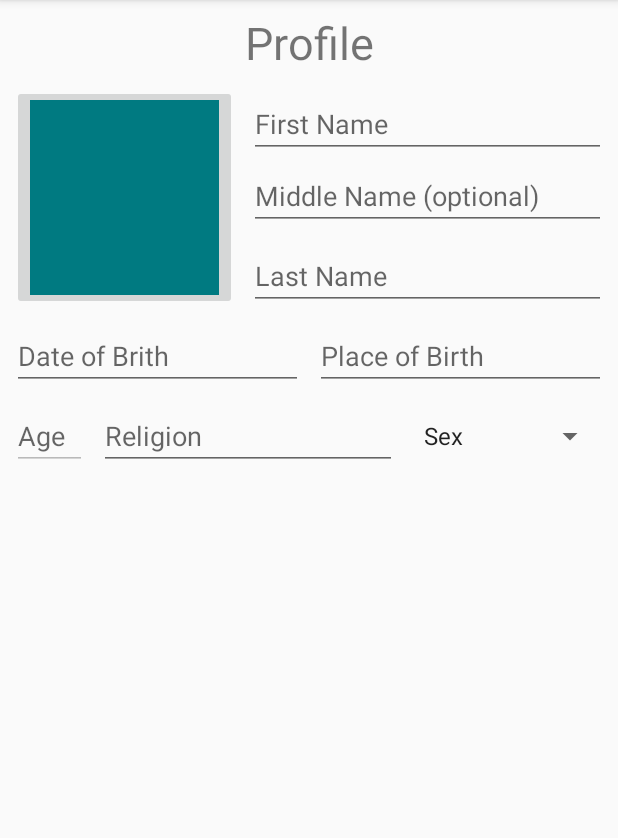
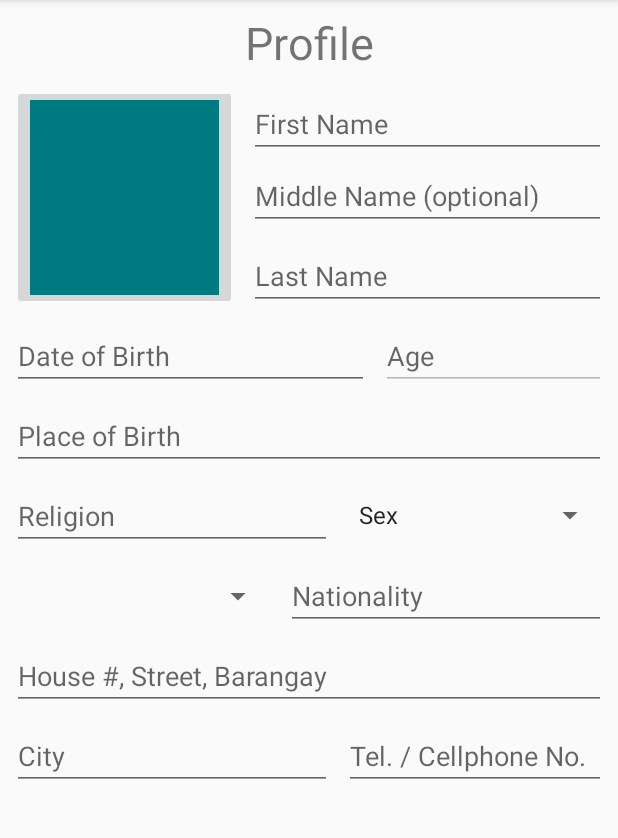
Before and after one commit to riveyn/smes_app, an Android app: the fragment profile placed in its activity, on a phone screen of 412 x 824 dp, the part 84-922 px from its top. Run offline under Robolectric (Android 15) with nearby library versions, the phone set to English and light mode, and no system bars; our stand-ins replace Volley; network calls fail.

Commit message:
profile layout update

```diff
--- a/app/src/main/res/layout/profile_lay.xml
+++ b/app/src/main/res/layout/profile_lay.xml
@@ -32,8 +32,8 @@
         android:inputType="textPersonName"
         app:layout_constraintBottom_toTopOf="@+id/mname_txt"
         app:layout_constraintEnd_toEndOf="parent"
-        app:layout_constraintStart_toEndOf="@+id/imageButton"
-        app:layout_constraintTop_toTopOf="@+id/imageButton" />
+        app:layout_constraintStart_toEndOf="@+id/profilepic_btn"
+        app:layout_constraintTop_toTopOf="@+id/profilepic_btn" />
 
     <EditText
         android:id="@+id/mname_txt"
@@ -54,12 +54,12 @@
         android:ems="10"
         android:hint="Last Name"
         android:inputType="textPersonName"
-        app:layout_constraintBottom_toBottomOf="@+id/imageButton"
+        app:layout_constraintBottom_toBottomOf="@+id/profilepic_btn"
         app:layout_constraintEnd_toEndOf="@+id/fname_txt"
         app:layout_constraintStart_toStartOf="@+id/fname_txt" />
 
     <ImageButton
-        android:id="@+id/imageButton"
+        android:id="@+id/profilepic_btn"
         android:layout_width="150dp"
         android:layout_height="150dp"
         android:layout_marginStart="8dp"
@@ -74,68 +74,135 @@
         android:layout_height="wrap_content"
         android:layout_marginStart="8dp"
         android:layout_marginTop="8dp"
+        android:layout_marginEnd="8dp"
         android:ems="10"
-        android:hint="Date of Brith"
+        android:hint="Date of Birth"
         android:inputType="date"
-        app:layout_constraintEnd_toStartOf="@+id/pbirth_txt"
+        app:layout_constraintEnd_toStartOf="@+id/age_txt"
         app:layout_constraintStart_toStartOf="parent"
-        app:layout_constraintTop_toBottomOf="@+id/imageButton" />
+        app:layout_constraintTop_toBottomOf="@+id/profilepic_btn" />
 
     <EditText
         android:id="@+id/pbirth_txt"
         android:layout_width="0dp"
         android:layout_height="wrap_content"
         android:layout_marginStart="8dp"
+        android:layout_marginTop="8dp"
         android:layout_marginEnd="8dp"
         android:ems="10"
         android:hint="Place of Birth"
         android:inputType="textPostalAddress"
         app:layout_constraintEnd_toEndOf="parent"
-        app:layout_constraintHorizontal_bias="0.5"
-        app:layout_constraintStart_toEndOf="@+id/dbirth_txt"
-        app:layout_constraintTop_toTopOf="@+id/dbirth_txt" />
+        app:layout_constraintStart_toStartOf="parent"
+        app:layout_constraintTop_toBottomOf="@+id/dbirth_txt" />
 
     <EditText
-        android:id="@+id/editText7"
-        android:layout_width="50dp"
+        android:id="@+id/age_txt"
+        android:layout_width="150dp"
+        android:layout_height="wrap_content"
+        android:layout_marginTop="8dp"
+        android:layout_marginEnd="8dp"
+        android:ems="10"
+        android:enabled="false"
+        android:hint="Age"
+        android:inputType="number"
+        app:layout_constraintEnd_toEndOf="parent"
+        app:layout_constraintTop_toBottomOf="@+id/profilepic_btn" />
+
+    <EditText
+        android:id="@+id/religion_txt"
+        android:layout_width="0dp"
         android:layout_height="wrap_content"
         android:layout_marginStart="8dp"
         android:layout_marginTop="8dp"
         android:ems="10"
-        android:enabled="false"
-        android:hint="Age"
-        android:inputType="number"
-        app:layout_constraintEnd_toStartOf="@+id/editText8"
-        app:layout_constraintHorizontal_bias="0.5"
-        app:layout_constraintStart_toStartOf="parent"
-        app:layout_constraintTop_toBottomOf="@+id/dbirth_txt" />
-
-    <EditText
-        android:id="@+id/editText8"
-        android:layout_width="0dp"
-        android:layout_height="wrap_content"
-        android:layout_marginStart="8dp"
-        android:ems="10"
         android:hint="Religion"
         android:inputType="textPersonName"
-        app:layout_constraintEnd_toStartOf="@+id/gender_spinner"
-        app:layout_constraintHorizontal_bias="0.5"
-        app:layout_constraintStart_toEndOf="@+id/editText7"
-        app:layout_constraintTop_toTopOf="@+id/editText7" />
+        app:layout_constraintStart_toStartOf="parent"
+        app:layout_constraintTop_toBottomOf="@+id/pbirth_txt" />
 
     <Spinner
         android:id="@+id/gender_spinner"
-        android:layout_width="131dp"
+        android:layout_width="0dp"
         android:layout_height="0dp"
         android:layout_marginStart="8dp"
+        android:layout_marginEnd="8dp"
+        android:layout_marginBottom="1dp"
+        android:dropDownWidth="match_parent"
+        android:padding="2dp"
+        android:paddingTop="18dp"
+        app:layout_constraintBottom_toBottomOf="@+id/religion_txt"
+        app:layout_constraintEnd_toEndOf="parent"
+        app:layout_constraintHorizontal_bias="0.5"
+        app:layout_constraintStart_toEndOf="@+id/religion_txt"
+        app:layout_constraintTop_toTopOf="@+id/religion_txt" />
+
+    <Spinner
+        android:id="@+id/civilstatus_spinner"
+        android:layout_width="0dp"
+        android:layout_height="0dp"
+        android:layout_marginStart="8dp"
+        android:layout_marginTop="8dp"
         android:layout_marginEnd="8dp"
         android:dropDownWidth="match_parent"
         android:padding="2dp"
         android:paddingTop="18dp"
-        app:layout_constraintBottom_toBottomOf="@+id/editText8"
+        app:layout_constraintBottom_toBottomOf="@+id/nationality_txt"
+        app:layout_constraintEnd_toStartOf="@+id/nationality_txt"
+        app:layout_constraintStart_toStartOf="parent"
+        app:layout_constraintTop_toBottomOf="@+id/religion_txt" />
+
+    <EditText
+        android:id="@+id/nationality_txt"
+        android:layout_width="0dp"
+        android:layout_height="wrap_content"
+        android:layout_marginTop="8dp"
+        android:layout_marginEnd="8dp"
+        android:ems="10"
+        android:hint="Nationality"
+        android:inputType="textPersonName"
+        app:layout_constraintEnd_toEndOf="parent"
+        app:layout_constraintTop_toBottomOf="@+id/religion_txt" />
+
+    <EditText
+        android:id="@+id/street_txt"
+        android:layout_width="0dp"
+        android:layout_height="wrap_content"
+        android:layout_marginStart="8dp"
+        android:layout_marginTop="8dp"
+        android:layout_marginEnd="8dp"
+        android:ems="10"
+        android:hint="House #, Street, Barangay"
+        android:inputType="textPersonName"
+        app:layout_constraintEnd_toEndOf="parent"
+        app:layout_constraintStart_toStartOf="parent"
+        app:layout_constraintTop_toBottomOf="@+id/civilstatus_spinner" />
+
+    <EditText
+        android:id="@+id/city_txt"
+        android:layout_width="0dp"
+        android:layout_height="wrap_content"
+        android:layout_marginStart="8dp"
+        android:layout_marginTop="8dp"
+        android:ems="10"
+        android:hint="City"
+        android:inputType="textPersonName"
+        app:layout_constraintStart_toStartOf="parent"
+        app:layout_constraintTop_toBottomOf="@+id/street_txt" />
+
+    <EditText
+        android:id="@+id/telno_txt"
+        android:layout_width="0dp"
+        android:layout_height="wrap_content"
+        android:layout_marginStart="8dp"
+        android:layout_marginTop="8dp"
+        android:layout_marginEnd="8dp"
+        android:ems="10"
+        android:hint="Tel. / Cellphone No."
+        android:inputType="textPersonName"
         app:layout_constraintEnd_toEndOf="parent"
         app:layout_constraintHorizontal_bias="0.5"
-        app:layout_constraintStart_toEndOf="@+id/editText8"
-        app:layout_constraintTop_toTopOf="@+id/editText8" />
+        app:layout_constraintStart_toEndOf="@+id/city_txt"
+        app:layout_constraintTop_toBottomOf="@+id/street_txt" />
 
 </android.support.constraint.ConstraintLayout>
```
